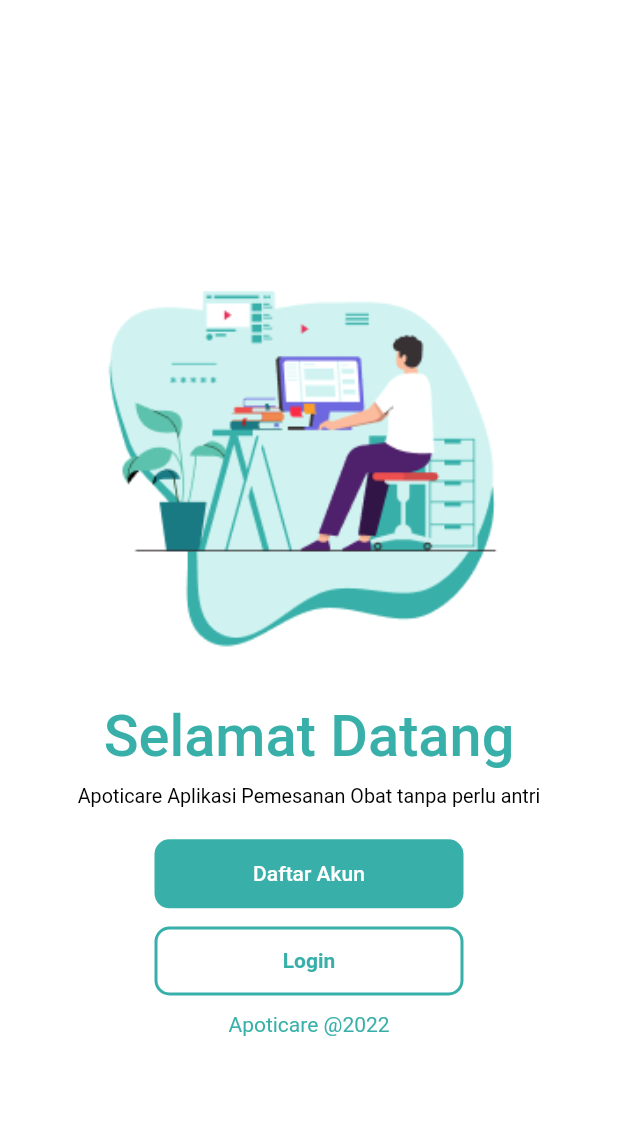
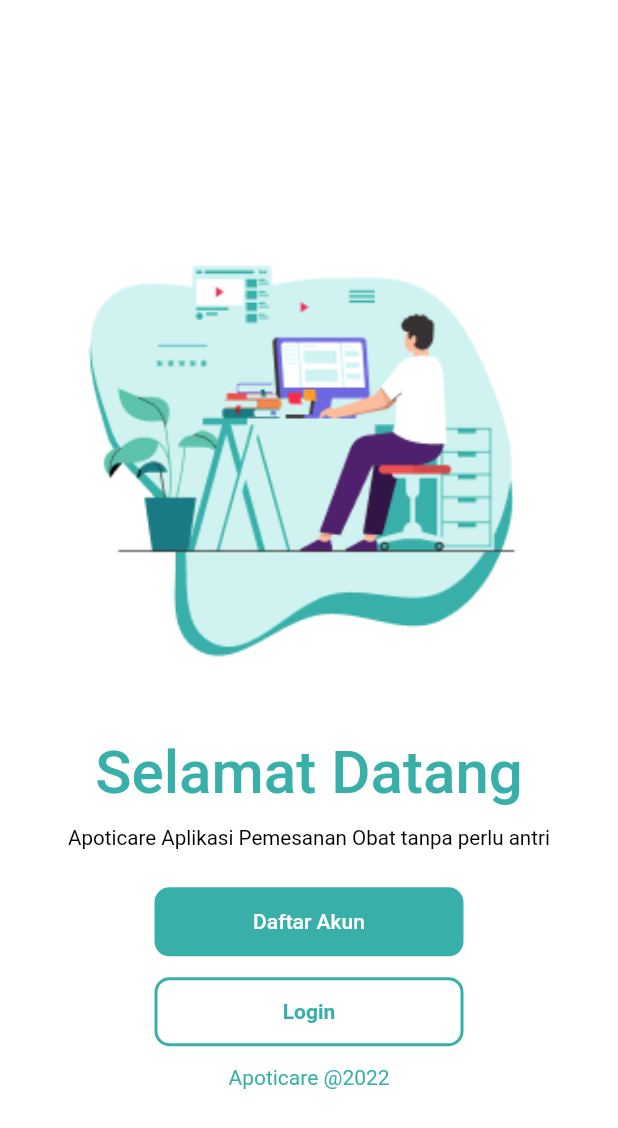
Before and after one commit to tikariza22/PROJEK-PBM, a Flutter app: the screen it shows after launch, on a phone screen of 412 x 824 dp. Shown: the top 1128 px of the screen. Run offline on Flutter 3.47's test engine with Material 2 defaults, Android fonts, the light colour scheme and no system bars; our stand-ins replace cloud_firestore, firebase_auth, firebase_core, firebase_storage, flutter_screenutil, geolocator and 6 more; missing offline and left inert: dart:ffi, flutter_barcode_scanner; accounts and stored records are empty.

Commit message:
Update main.dart

```diff
--- a/lib/main.dart
+++ b/lib/main.dart
@@ -19,8 +19,8 @@ class MyApp extends StatelessWidget {
     return OrientationBuilder(
       builder: (context, orientation) => ScreenUtilInit(
         designSize: orientation == Orientation.portrait
-            ? const Size(375, 812)
-            : const Size(812, 375),
+            ? const Size(360, 690)
+            : const Size(690, 360),
         builder: (BuildContext, child) => GetMaterialApp(
           initialBinding: Binding(),
           home: ControlView(),
```
